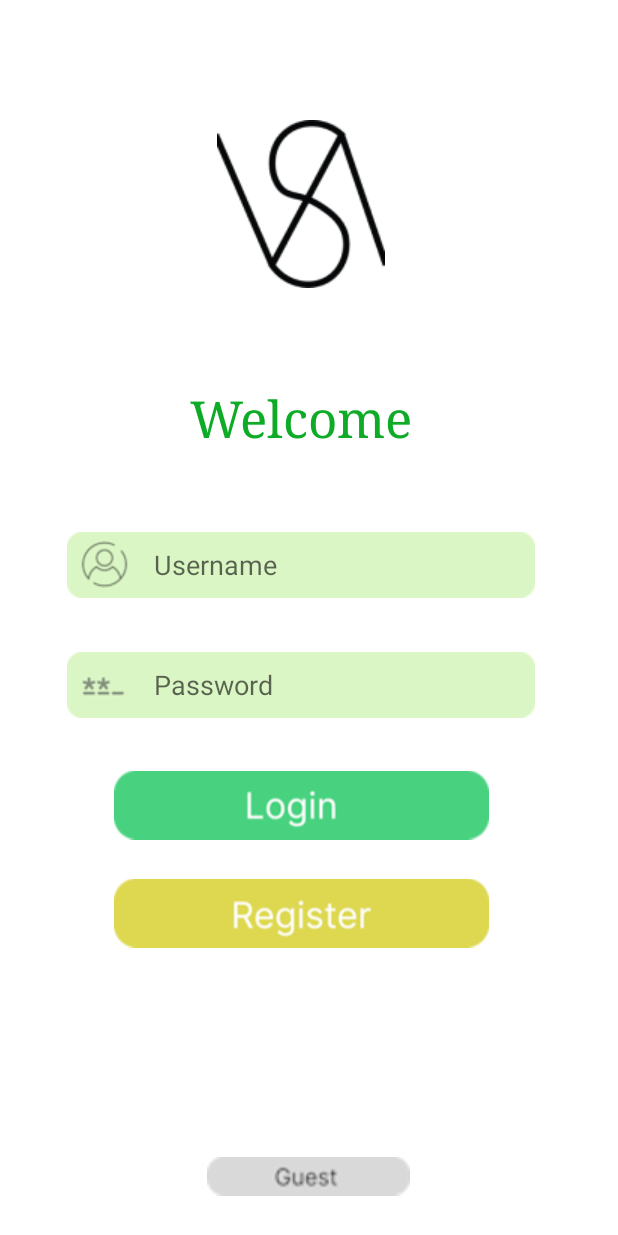
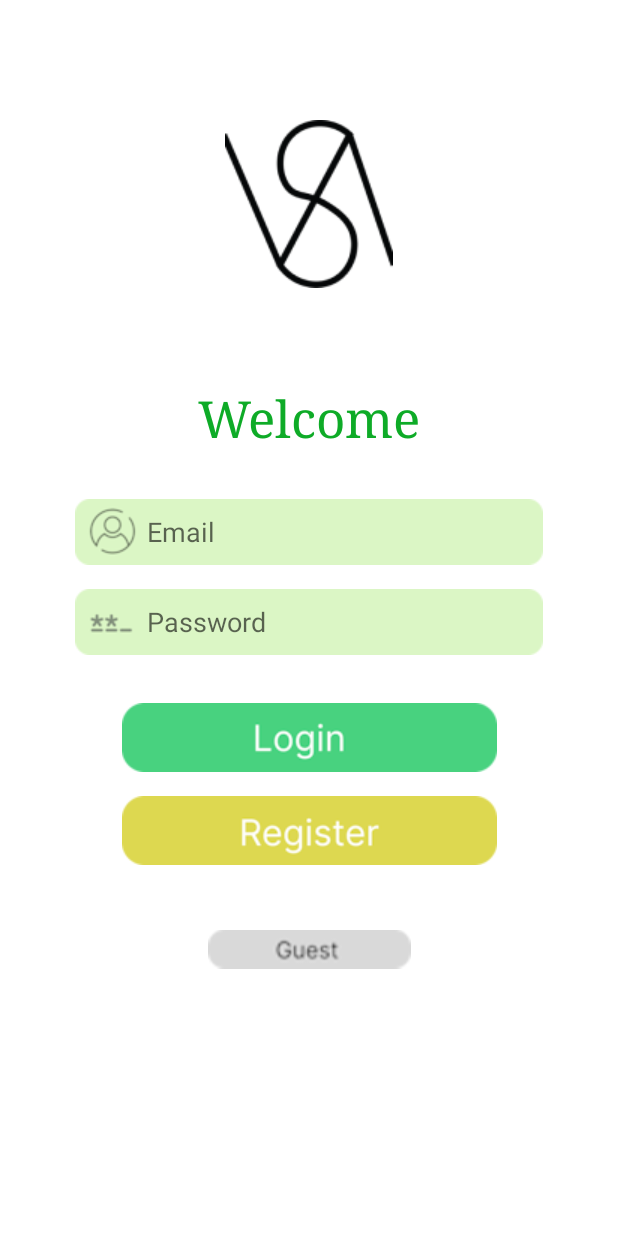
Before and after one commit to Feng030126/North_Kite, an Android app: the LoginActivity screen opened directly, with no data from a screen before it, on a phone screen of 412 x 824 dp. Run offline under Robolectric (Android 15) with nearby library versions, the phone set to English and light mode, and no system bars; our stand-ins replace Firebase (no records; nobody signed in at launch, a user with empty details on screens opened directly).

Commit message:
user account (login and register)

```diff
--- a/app/src/main/res/layout/login_page.xml
+++ b/app/src/main/res/layout/login_page.xml
@@ -1,20 +1,22 @@
 <?xml version="1.0" encoding="utf-8"?>
-<androidx.constraintlayout.widget.ConstraintLayout xmlns:android="http://schemas.android.com/apk/res/android"
+<ScrollView xmlns:android="http://schemas.android.com/apk/res/android"
     xmlns:app="http://schemas.android.com/apk/res-auto"
     xmlns:tools="http://schemas.android.com/tools"
     android:layout_width="match_parent"
     android:layout_height="match_parent">
 
+    <androidx.constraintlayout.widget.ConstraintLayout
+        android:layout_width="match_parent"
+        android:layout_height="wrap_content"
+        tools:context=".ui.home.HomeFragment">
+
         <ImageView
             android:id="@+id/imageView3"
-        android:layout_width="wrap_content"
+            android:layout_width="0dp"
             android:layout_height="wrap_content"
-        android:layout_marginStart="144dp"
             android:layout_marginTop="80dp"
-        android:layout_marginEnd="155dp"
             android:backgroundTint="@android:color/transparent"
             app:layout_constraintEnd_toEndOf="parent"
-        app:layout_constraintHorizontal_bias="1.0"
             app:layout_constraintStart_toStartOf="parent"
             app:layout_constraintTop_toTopOf="parent"
             app:srcCompat="@drawable/logo" />
@@ -32,75 +34,63 @@
             app:layout_constraintStart_toStartOf="@+id/imageView3"
             app:layout_constraintTop_toBottomOf="@+id/imageView3" />
 
-    <ImageView
-        android:id="@+id/imageView4"
+        <EditText
+            android:id="@+id/editTextEmail"
             android:layout_width="wrap_content"
-        android:layout_height="48dp"
-        android:layout_marginTop="52dp"
+            android:layout_height="wrap_content"
+            android:layout_marginTop="32dp"
+            android:layout_marginBottom="16dp"
+            android:autofillHints="emailAddress"
+            android:background="@drawable/login_user"
+            android:ems="10"
+            android:hint="@string/email"
+            android:inputType="textEmailAddress"
+            android:paddingStart="48dp"
+            app:layout_constraintBottom_toTopOf="@+id/editTextPassword"
             app:layout_constraintEnd_toEndOf="@+id/textView4"
             app:layout_constraintStart_toStartOf="@+id/textView4"
-        app:layout_constraintTop_toBottomOf="@+id/textView4"
-        app:srcCompat="@drawable/login_username" />
-
-    <EditText
-        android:id="@+id/editTextUserName"
-        android:layout_width="wrap_content"
-        android:layout_height="48dp"
-        android:ems="10"
-        android:hint="@string/username"
-        android:inputType="text"
-        android:backgroundTint="@android:color/transparent"
-        app:layout_constraintBottom_toBottomOf="@+id/imageView4"
-        app:layout_constraintEnd_toEndOf="@+id/imageView4"
-        app:layout_constraintHorizontal_bias="0.549"
-        app:layout_constraintStart_toStartOf="@+id/imageView4"
-        app:layout_constraintTop_toTopOf="@+id/imageView4"
-        app:layout_constraintVertical_bias="0.0" />
-
-    <ImageView
-        android:id="@+id/imageView5"
-        android:layout_width="wrap_content"
-        android:layout_height="48dp"
-        android:layout_marginTop="32dp"
-        app:layout_constraintEnd_toEndOf="@+id/imageView4"
-        app:layout_constraintStart_toStartOf="@+id/imageView4"
-        app:layout_constraintTop_toBottomOf="@+id/imageView4"
-        app:srcCompat="@drawable/login_password" />
+            app:layout_constraintTop_toBottomOf="@+id/textView4" />
 
         <EditText
             android:id="@+id/editTextPassword"
-        android:layout_width="wrap_content"
-        android:layout_height="48dp"
+            android:layout_width="0dp"
+            android:layout_height="wrap_content"
+            android:layout_marginBottom="16dp"
+            android:autofillHints="password"
+            android:background="@drawable/login_password"
             android:ems="10"
+            android:hint="@string/password"
             android:inputType="textPassword"
-        android:hint="@string/password"
-        android:backgroundTint="@android:color/transparent"
-        app:layout_constraintBottom_toBottomOf="@+id/imageView5"
-        app:layout_constraintEnd_toEndOf="@+id/imageView5"
-        app:layout_constraintHorizontal_bias="0.549"
-        app:layout_constraintStart_toStartOf="@+id/imageView5"
-        app:layout_constraintTop_toTopOf="@+id/imageView5"
-        app:layout_constraintVertical_bias="0.0" />
+            android:paddingStart="48dp"
+            app:layout_constraintBottom_toTopOf="@+id/buttonLogin"
+            app:layout_constraintEnd_toEndOf="@+id/editTextEmail"
+            app:layout_constraintStart_toStartOf="@+id/editTextEmail"
+            app:layout_constraintTop_toBottomOf="@+id/editTextEmail" />
 
         <ImageView
             android:id="@+id/buttonLogin"
             android:layout_width="wrap_content"
-        android:layout_height="48dp"
-        android:layout_marginTop="32dp"
-        app:layout_constraintEnd_toEndOf="@+id/imageView5"
-        app:layout_constraintStart_toStartOf="@+id/imageView5"
-        app:layout_constraintTop_toBottomOf="@+id/imageView5"
-        app:srcCompat="@drawable/login_button"
+            android:layout_height="wrap_content"
+            android:layout_marginTop="16dp"
+            android:layout_marginBottom="16dp"
             android:clickable="true"
-        android:contentDescription="loginButton"/>
+            android:contentDescription="@string/loginbutton"
+            android:focusable="true"
+            app:layout_constraintBottom_toTopOf="@+id/buttonRegister"
+            app:layout_constraintEnd_toEndOf="@+id/editTextPassword"
+            app:layout_constraintStart_toStartOf="@+id/editTextPassword"
+            app:layout_constraintTop_toBottomOf="@+id/editTextPassword"
+            app:srcCompat="@drawable/login_button" />
 
         <ImageView
             android:id="@+id/buttonRegister"
             android:layout_width="wrap_content"
-        android:layout_height="48dp"
-        android:layout_marginTop="24dp"
+            android:layout_height="wrap_content"
+            android:layout_marginBottom="32dp"
             android:clickable="true"
-        android:contentDescription="registerButton"
+            android:contentDescription="@string/registerbutton"
+            android:focusable="true"
+            app:layout_constraintBottom_toTopOf="@+id/buttonGuest"
             app:layout_constraintEnd_toEndOf="@+id/buttonLogin"
             app:layout_constraintStart_toStartOf="@+id/buttonLogin"
             app:layout_constraintTop_toBottomOf="@+id/buttonLogin"
@@ -110,15 +100,15 @@
             android:id="@+id/buttonGuest"
             android:layout_width="wrap_content"
             android:layout_height="48dp"
-        android:layout_marginStart="35dp"
-        android:layout_marginEnd="16dp"
             android:layout_marginBottom="16dp"
+            android:clickable="true"
+            android:contentDescription="@string/guestbutton"
+            android:focusable="true"
             app:layout_constraintBottom_toBottomOf="parent"
             app:layout_constraintEnd_toEndOf="parent"
-        app:layout_constraintHorizontal_bias="0.457"
             app:layout_constraintStart_toStartOf="parent"
-        android:clickable="true"
-        android:contentDescription="guestButton"
+            app:layout_constraintTop_toBottomOf="@+id/buttonRegister"
             app:srcCompat="@drawable/guest_button" />
 
     </androidx.constraintlayout.widget.ConstraintLayout>
+</ScrollView>
--- a/app/src/main/res/values/strings.xml
+++ b/app/src/main/res/values/strings.xml
@@ -20,7 +20,7 @@
     <string name="first_name">First Name</string>
     <string name="last_name">Last Name</string>
     <string name="confirm_password">Confirm Password</string>
-    <string name="recovery_email">Recovery Email</string>
+    <string name="email">Email</string>
     <string name="register_welcome">Join the community of gap year activities with <font fgcolor='#0EAB27'>NORTH KITE</font></string>
     <string name="login_to_continue">Login to Continue</string>
     <string name="register">Register</string>
@@ -35,4 +35,7 @@
     <string name="volunteer">Volunteer</string>
     <string name="assistance">Assistance</string>
     <string name="intern">Intern</string>
+    <string name="loginbutton">Login Button</string>
+    <string name="registerbutton">Register Button</string>
+    <string name="guestbutton">Guest Button</string>
 </resources>
```
Also changed, not shown: app/src/main/java/com/rst2g1/northkite/LoginActivity.kt (+171 -50 lines), app/src/main/res/drawable/error_border.xml (added, +9 -0 lines), app/src/main/res/layout/fragment_home.xml (+44 -31 lines), app/src/main/res/layout/register_page.xml (+8 -8 lines), app/src/main/res/drawable/login_password_error.png (added), app/src/main/res/drawable/login_user.png (renamed from app/src/main/res/drawable/login_username.png), app/src/main/res/drawable/login_user_error.png (added). Lines whose indentation alone changed are shown as unchanged.
